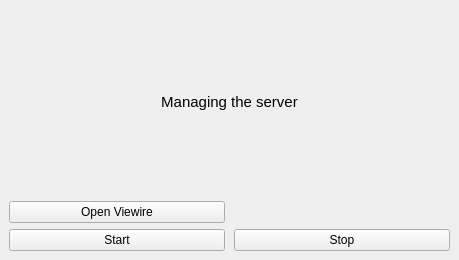
viewire/viewire-server, file mainwindow.ui: the form before one commit.
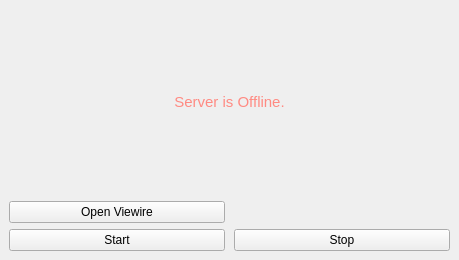
The form after the commit. Icons and pictures are not drawn.

Commit message: Server can now go online/offline.

```diff
--- a/mainwindow.ui
+++ b/mainwindow.ui
@@ -50,8 +50,11 @@
         <pointsize>11</pointsize>
        </font>
       </property>
+      <property name="styleSheet">
+       <string notr="true">color:#ff8a82</string>
+      </property>
       <property name="text">
-       <string>Managing the server</string>
+       <string>Server is Offline.</string>
       </property>
       <property name="alignment">
        <set>Qt::AlignCenter</set>
```
Left out of the diff: 2 changed lines with no effect on the pictures. The commit also changes 5 other files.
